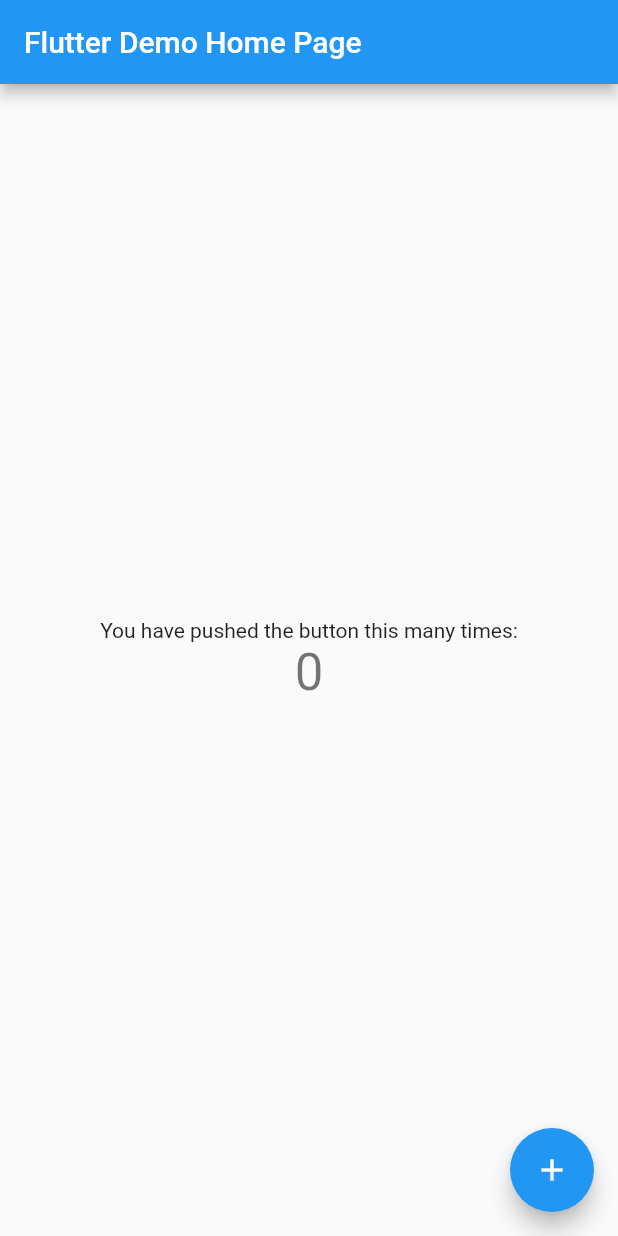
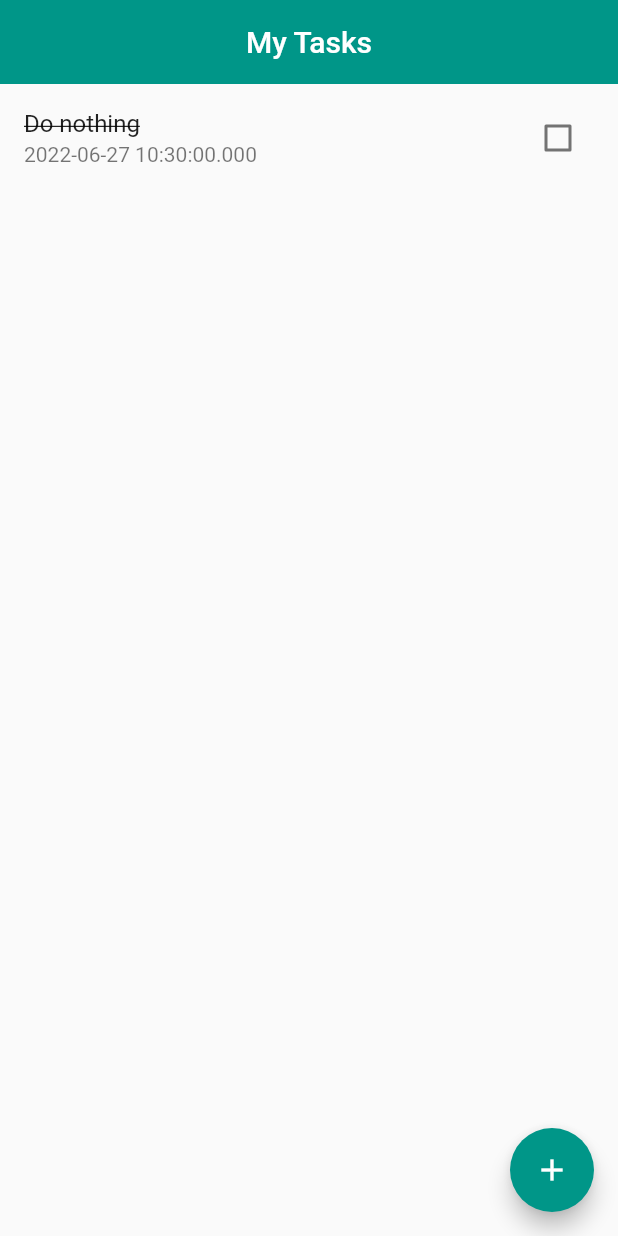
Before and after one commit to mdshadatrahman/normal_tasks, a Flutter app: the screen it shows after launch, on a phone screen of 412 x 824 dp. Run offline on Flutter 3.47's test engine with Material 2 defaults, Android fonts, the phone set to English and light mode, and no system bars; our stand-ins replace hive_flutter; accounts and stored records are empty.

Commit message:
slivers, fab, listview, task model

```diff
--- a/analysis_options.yaml
+++ b/analysis_options.yaml
@@ -7,7 +7,7 @@
 
 # The following line activates a set of recommended lints for Flutter apps,
 # packages, and plugins designed to encourage good coding practices.
-include: package:flutter_lints/flutter.yaml
+#include: package:flutter_lints/flutter.yaml
 
 linter:
   # The lint rules applied to this project can be customized in the
--- a/lib/main.dart
+++ b/lib/main.dart
@@ -1,115 +1,24 @@
 import 'package:flutter/material.dart';
-
-void main() {
+import 'package:normal_tasks/pages/home_screen.dart';
+import 'package:hive_flutter/hive_flutter.dart';
+void main() async {
+  await Hive.initFlutter('hive_boxes');
   runApp(const MyApp());
 }
 
 class MyApp extends StatelessWidget {
   const MyApp({Key? key}) : super(key: key);
 
-  // This widget is the root of your application.
   @override
   Widget build(BuildContext context) {
     return MaterialApp(
-      title: 'Flutter Demo',
+      debugShowCheckedModeBanner: false,
+      title: 'MyTasks',
       theme: ThemeData(
-        // This is the theme of your application.
-        //
-        // Try running your application with "flutter run". You'll see the
-        // application has a blue toolbar. Then, without quitting the app, try
-        // changing the primarySwatch below to Colors.green and then invoke
-        // "hot reload" (press "r" in the console where you ran "flutter run",
-        // or simply save your changes to "hot reload" in a Flutter IDE).
-        // Notice that the counter didn't reset back to zero; the application
-        // is not restarted.
-        primarySwatch: Colors.blue,
+        primarySwatch: Colors.teal,
+        primaryColor: Colors.teal,
       ),
-      home: const MyHomePage(title: 'Flutter Demo Home Page'),
+      home: HomePage(),
     );
   }
 }
-
-class MyHomePage extends StatefulWidget {
-  const MyHomePage({Key? key, required this.title}) : super(key: key);
-
-  // This widget is the home page of your application. It is stateful, meaning
-  // that it has a State object (defined below) that contains fields that affect
-  // how it looks.
-
-  // This class is the configuration for the state. It holds the values (in this
-  // case the title) provided by the parent (in this case the App widget) and
-  // used by the build method of the State. Fields in a Widget subclass are
-  // always marked "final".
-
-  final String title;
-
-  @override
-  State<MyHomePage> createState() => _MyHomePageState();
-}
-
-class _MyHomePageState extends State<MyHomePage> {
-  int _counter = 0;
-
-  void _incrementCounter() {
-    setState(() {
-      // This call to setState tells the Flutter framework that something has
-      // changed in this State, which causes it to rerun the build method below
-      // so that the display can reflect the updated values. If we changed
-      // _counter without calling setState(), then the build method would not be
-      // called again, and so nothing would appear to happen.
-      _counter++;
-    });
-  }
-
-  @override
-  Widget build(BuildContext context) {
-    // This method is rerun every time setState is called, for instance as done
-    // by the _incrementCounter method above.
-    //
-    // The Flutter framework has been optimized to make rerunning build methods
-    // fast, so that you can just rebuild anything that needs updating rather
-    // than having to individually change instances of widgets.
-    return Scaffold(
-      appBar: AppBar(
-        // Here we take the value from the MyHomePage object that was created by
-        // the App.build method, and use it to set our appbar title.
-        title: Text(widget.title),
-      ),
-      body: Center(
-        // Center is a layout widget. It takes a single child and positions it
-        // in the middle of the parent.
-        child: Column(
-          // Column is also a layout widget. It takes a list of children and
-          // arranges them vertically. By default, it sizes itself to fit its
-          // children horizontally, and tries to be as tall as its parent.
-          //
-          // Invoke "debug painting" (press "p" in the console, choose the
-          // "Toggle Debug Paint" action from the Flutter Inspector in Android
-          // Studio, or the "Toggle Debug Paint" command in Visual Studio Code)
-          // to see the wireframe for each widget.
-          //
-          // Column has various properties to control how it sizes itself and
-          // how it positions its children. Here we use mainAxisAlignment to
-          // center the children vertically; the main axis here is the vertical
-          // axis because Columns are vertical (the cross axis would be
-          // horizontal).
-          mainAxisAlignment: MainAxisAlignment.center,
-          children: <Widget>[
-            const Text(
-              'You have pushed the button this many times:',
-            ),
-            Text(
-              '$_counter',
-              style: Theme.of(context).textTheme.headline4,
-            ),
-          ],
-        ),
-      ),
-      floatingActionButton: FloatingActionButton(
-        onPressed: _incrementCounter,
-        tooltip: 'Increment',
-        child: const Icon(Icons.add),
-      ), // This trailing comma makes auto-formatting nicer for build methods.
-    );
-  }
-}
--- /dev/null
+++ b/lib/models/task.dart
@@ -0,0 +1,27 @@
+class Task {
+  String content;
+  String timestamp;
+  bool done;
+
+  Task({
+    required this.content,
+    required this.done,
+    required this.timestamp,
+  });
+
+  factory Task.fromMap(Map task) {
+    return Task(
+      content: task['content'],
+      done: task['done'],
+      timestamp: task['timestamp'],
+    );
+  }
+
+  Map toMap() {
+    return {
+      'content': content,
+      'timestamp': timestamp,
+      'done': done,
+    };
+  }
+}
--- /dev/null
+++ b/lib/pages/home_screen.dart
@@ -0,0 +1,73 @@
+import 'package:flutter/material.dart';
+
+class HomePage extends StatefulWidget {
+  HomePage({Key? key}) : super(key: key);
+  late double height, width;
+
+  @override
+  State<HomePage> createState() => _HomePageState();
+}
+
+class _HomePageState extends State<HomePage> {
+  @override
+  Widget build(BuildContext context) {
+    widget.height = MediaQuery.of(context).size.height;
+    widget.width = MediaQuery.of(context).size.width;
+    return Scaffold(
+      body: CustomScrollView(
+        slivers: [
+          SliverAppBar(
+            backgroundColor: Theme.of(context).primaryColor,
+            title: Text('My Tasks'),
+            centerTitle: true,
+            expandedHeight: 0,
+            floating: true,
+            pinned: false,
+            elevation: 10,
+          ),
+          SliverList(
+            delegate: _tasksList(height: widget.height, width: widget.width),
+            ),
+        ],
+      ),
+      floatingActionButton: fab(),
+    );
+  }
+
+  FloatingActionButton fab() {
+    return FloatingActionButton(
+      onPressed: (){},
+      child: Icon(Icons.add,),
+    );
+  }
+  SliverChildListDelegate _tasksList({required double height, required double width}){
+    return SliverChildListDelegate(
+      [
+        Container(
+          height: height *0.9,
+          child: ListView(
+            children: [
+              ListTile(
+                title: Text(
+                  'Do nothing',
+                  style: TextStyle(
+                    decoration: TextDecoration.lineThrough,
+                  ),
+                ),
+                subtitle: Text(DateTime.now().toString()),
+                trailing: Checkbox(
+                  onChanged: (newVal){
+                    setState((){
+
+                    });
+                  },
+                  value: false,
+                ),
+              )
+            ],
+          ),
+        ),
+      ]
+    );
+  }
+}
```
